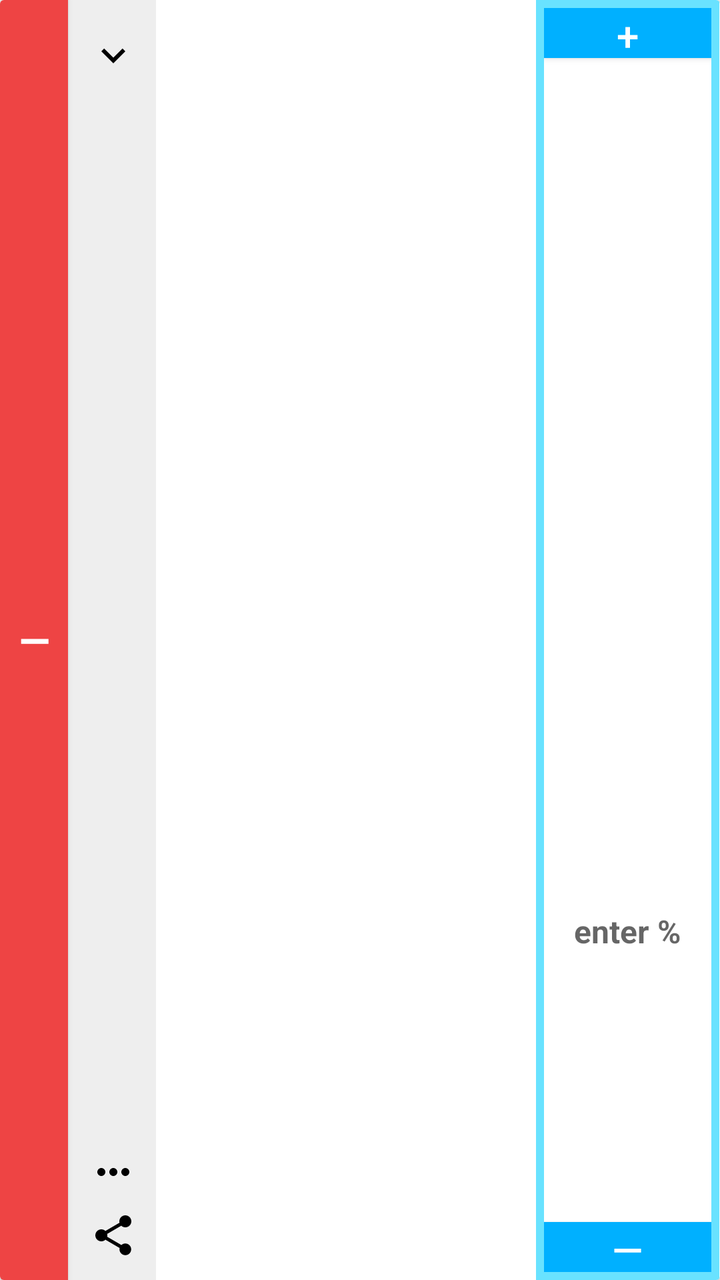
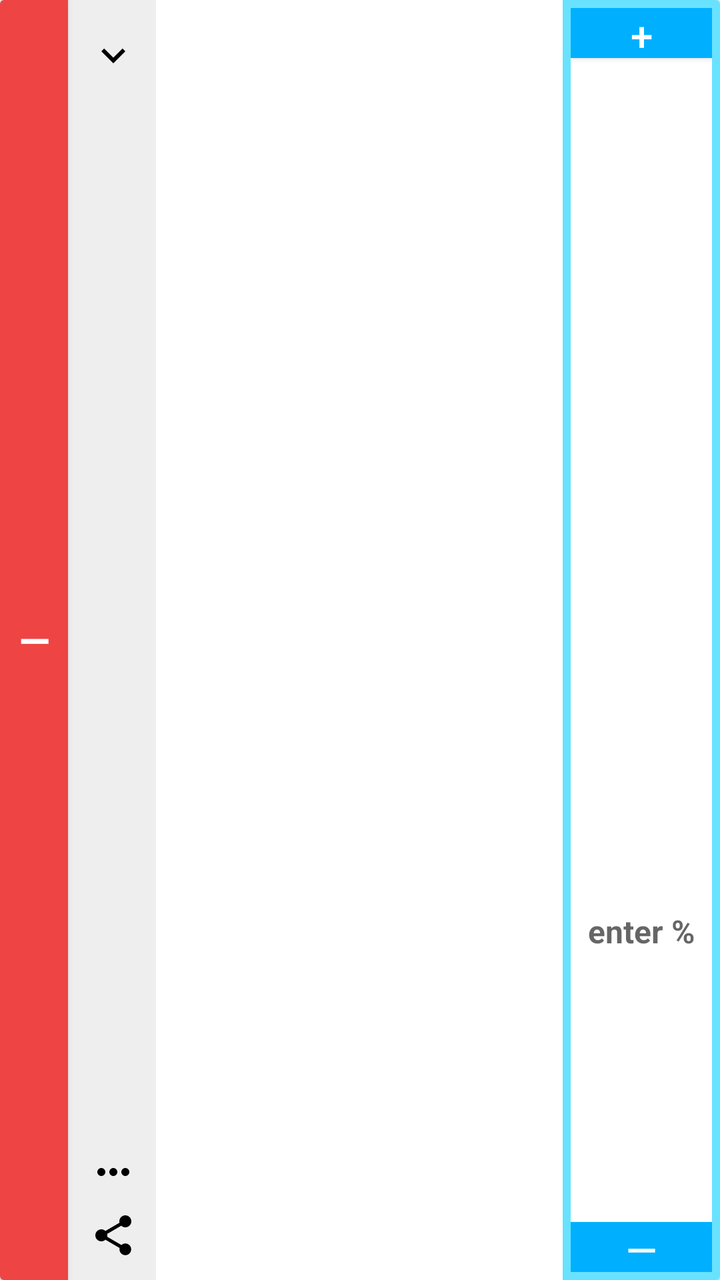

Compare the two renders of this Android layout. The source of the first and the diff that turns it into the second are given below.
<!-- AndroidManifest.xml: application theme AppTheme -->
<!-- res/layout/item_give.xml -->
<?xml version="1.0" encoding="utf-8"?>
<androidx.cardview.widget.CardView
    xmlns:android="http://schemas.android.com/apk/res/android"
    android:id="@+id/donation_item_view"
    android:layout_width="match_parent"
    android:layout_height="150dp"
    android:layout_marginLeft="8dp"
    android:layout_marginRight="8dp"
    android:layout_marginTop="4dp"
    android:layout_marginBottom="4dp"
    android:clickable="true"
    android:focusable="true">

    <LinearLayout
        android:layout_width="match_parent"
        android:layout_height="match_parent"
        android:orientation="horizontal"
        android:baselineAligned="false"
        android:clickable="true"
        android:focusable="true">

        <Button
            android:id="@+id/collection_remove_button"
            android:layout_width="34dp"
            android:layout_height="match_parent"
            android:gravity="center"
            android:textSize="@dimen/text_size_paragraph_title"
            android:background="@color/colorAttention"
            android:textColor="#fff"
            android:textStyle="bold"
            android:text="@string/symbol_decrement_button"/>

        <FrameLayout
            android:layout_width="44dp"
            android:layout_height="match_parent"
            android:paddingTop="15dp"
            android:paddingBottom="10dp"
            android:paddingStart="10dp"
            android:background="@color/colorChalk"
            android:orientation="vertical">

            <ImageButton
                android:id="@+id/inspect_button"
                android:layout_width="25dp"
                android:layout_height="25dp"
                android:layout_gravity="top"
                android:background="@color/colorChalk"
                android:src="@drawable/ic_baseline_expand_more_24px"
                android:contentDescription="@string/description_increment_percentage_text"/>

            <ImageButton
                android:id="@+id/contact_button"
                android:layout_width="25dp"
                android:layout_height="28dp"
                android:layout_marginBottom="30dp"
                android:layout_gravity="bottom"
                android:background="@color/colorChalk"
                android:src="@drawable/ic_baseline_more_horiz_24px"
                android:contentDescription="@string/description_decrement_percentage_text"/>

            <ImageButton
                android:id="@+id/share_button"
                android:layout_width="25dp"
                android:layout_height="25dp"
                android:layout_gravity="bottom"
                android:background="@color/colorChalk"
                android:src="@drawable/ic_menu_share"
                android:contentDescription="@string/description_decrement_percentage_text"/>

        </FrameLayout>

        <include layout="@layout/text_item"
            android:id="@+id/target_overview"
            android:layout_width="0dp"
            android:layout_height="match_parent"
            android:layout_weight=".65"
            android:layout_margin="10dp"/>

        <LinearLayout
            android:layout_width="0dp"
            android:layout_height="match_parent"
            android:layout_weight=".35"
            android:padding="4dp"
            android:orientation="vertical"
            android:background="@color/colorPrimaryLight"
            android:gravity="end">

            <Button
                android:id="@+id/donation_increment_button"
                android:layout_width="match_parent"
                android:layout_height="25dp"
                android:layout_gravity="top"
                android:gravity="center"
                android:textSize="20sp"
                android:background="@color/colorPrimary"
                android:textColor="#fff"
                android:text="@string/symbol_increment_button"
                android:contentDescription="@string/description_increment_percentage_text"/>

            <TextView
                android:id="@+id/donation_amount_text"
                android:layout_width="match_parent"
                android:layout_height="0dp"
                android:layout_weight="1"
                android:layout_gravity="center"
                android:background="#fff"
                android:textSize="@dimen/text_size_paragraph"
                android:textStyle="bold"
                android:gravity="center"/>

            <EditText
                android:id="@+id/donation_percentage_text"
                android:layout_width="match_parent"
                android:layout_height="0dp"
                android:layout_weight="1"
                android:layout_gravity="center"
                android:background="#fff"
                android:textSize="@dimen/text_size_paragraph"
                android:textStyle="bold"
                android:gravity="center"
                android:inputType="numberDecimal"
                android:imeOptions="actionDone"
                android:hint="enter %"
                android:importantForAutofill="no"/>

            <Button
                android:id="@+id/donation_decrement_button"
                android:layout_width="match_parent"
                android:layout_height="25dp"
                android:layout_gravity="bottom"
                android:gravity="center"
                android:textSize="20sp"
                android:background="@color/colorPrimary"
                android:textColor="#fff"
                android:text="@string/symbol_decrement_button"
                android:contentDescription="@string/description_decrement_percentage_text"/>

        </LinearLayout>

    </LinearLayout>

</androidx.cardview.widget.CardView>
<!-- res/layout/text_item.xml (included above) -->
<?xml version="1.0" encoding="utf-8"?>
<LinearLayout xmlns:android="http://schemas.android.com/apk/res/android"
    android:layout_width="wrap_content"
    android:layout_height="match_parent"
    android:orientation="vertical"
    android:layout_gravity="start|center_vertical">

    <TextView
        android:id="@+id/charity_primary"
        android:layout_width="wrap_content"
        android:layout_height="0dp"
        android:layout_weight=".6"
        android:layout_margin="4dp"
        android:textSize="@dimen/text_size_paragraph_title"
        android:textAppearance="?attr/textAppearanceListItem" />

    <TextView
        android:id="@+id/charity_secondary"
        android:layout_width="wrap_content"
        android:layout_height="0dp"
        android:layout_weight=".2"
        android:layout_margin="4dp"
        android:textAppearance="?attr/textAppearanceListItem" />

    <TextView
        android:id="@+id/charity_tertiary"
        android:layout_width="wrap_content"
        android:layout_height="0dp"
        android:layout_weight=".2"
        android:layout_margin="4dp"
        android:textAppearance="?attr/textAppearanceListItem" />

</LinearLayout>
<!-- resources referenced by this layout -->
<resources>
  <color name="colorAttention">#EE4444</color>
  <color name="colorChalk">#EEE</color>
  <color name="colorPrimary">#00B0FF</color>
  <color name="colorPrimaryLight">#69E2FF</color>
  <dimen name="text_size_paragraph">16sp</dimen>
  <dimen name="text_size_paragraph_title">20sp</dimen>
  <!-- drawable ic_baseline_expand_more_24px (drawable) -->
  <vector xmlns:android="http://schemas.android.com/apk/res/android"
      android:width="24dp"
      android:height="24dp"
      android:viewportWidth="24"
      android:viewportHeight="24">
    <path
        android:fillColor="#FF000000"
        android:pathData="M16.59,8.59L12,13.17 7.41,8.59 6,10l6,6 6,-6z"/>
  </vector>
  <!-- drawable ic_baseline_more_horiz_24px (drawable) -->
  <vector xmlns:android="http://schemas.android.com/apk/res/android"
      android:width="24dp"
      android:height="24dp"
      android:viewportWidth="24"
      android:viewportHeight="24">
    <path
        android:fillColor="#FF000000"
        android:pathData="M6,10c-1.1,0 -2,0.9 -2,2s0.9,2 2,2 2,-0.9 2,-2 -0.9,-2 -2,-2zM18,10c-1.1,0 -2,0.9 -2,2s0.9,2 2,2 2,-0.9 2,-2 -0.9,-2 -2,-2zM12,10c-1.1,0 -2,0.9 -2,2s0.9,2 2,2 2,-0.9 2,-2 -0.9,-2 -2,-2z"/>
  </vector>
  <!-- drawable ic_menu_share (drawable-v21) -->
  <vector xmlns:android="http://schemas.android.com/apk/res/android"
      android:width="24dp"
      android:height="24dp"
      android:viewportHeight="24.0"
      android:viewportWidth="24.0">
      <path
          android:fillColor="#FF000000"
          android:pathData="M18,16.08c-0.76,0 -1.44,0.3 -1.96,0.77L8.91,12.7c0.05,-0.23 0.09,-0.46 0.09,-0.7s-0.04,-0.47 -0.09,-0.7l7.05,-4.11c0.54,0.5 1.25,0.81 2.04,0.81 1.66,0 3,-1.34 3,-3s-1.34,-3 -3,-3 -3,1.34 -3,3c0,0.24 0.04,0.47 0.09,0.7L8.04,9.81C7.5,9.31 6.79,9 6,9c-1.66,0 -3,1.34 -3,3s1.34,3 3,3c0.79,0 1.5,-0.31 2.04,-0.81l7.12,4.16c-0.05,0.21 -0.08,0.43 -0.08,0.65 0,1.61 1.31,2.92 2.92,2.92 1.61,0 2.92,-1.31 2.92,-2.92s-1.31,-2.92 -2.92,-2.92z" />
  </vector>
  <string name="description_decrement_percentage_text">Press this button to decrease the percentage of your total donation amount to be allocated to this charity on each converted smile or stride</string>
  <string name="description_increment_percentage_text">Press this button to increase the percentage of your total donation amount to be allocated to this charity on each converted smile or stride</string>
  <string name="symbol_decrement_button">—</string>
  <string name="symbol_increment_button">+</string>
  <style name="AppTheme" parent="Theme.AppCompat.Light.DarkActionBar">
          <item name="colorPrimary">@color/colorPrimary</item>
          <item name="colorPrimaryDark">@color/colorPrimaryDark</item>
          <item name="colorAccent">@color/colorAccent</item>
          <item name="popupMenuStyle">@style/AppTheme.PopupOverlay</item>
      </style>
  <color name="colorPrimaryDark">#0081CB</color>
  <color name="colorAccent">#F7BA28</color>
  <style name="AppTheme.PopupOverlay" parent="@android:style/Widget.PopupMenu">
          <item name="android:background">@color/colorPrimary</item>
      </style>
</resources>

<!-- the commit's change to res/layout/item_give.xml (unified diff, before → after) -->
@@ -73,13 +73,13 @@
             android:id="@+id/target_overview"
             android:layout_width="0dp"
             android:layout_height="match_parent"
-            android:layout_weight=".65"
+            android:layout_weight=".7"
             android:layout_margin="10dp"/>
 
         <LinearLayout
             android:layout_width="0dp"
             android:layout_height="match_parent"
-            android:layout_weight=".35"
+            android:layout_weight=".3"
             android:padding="4dp"
             android:orientation="vertical"
             android:background="@color/colorPrimaryLight"
